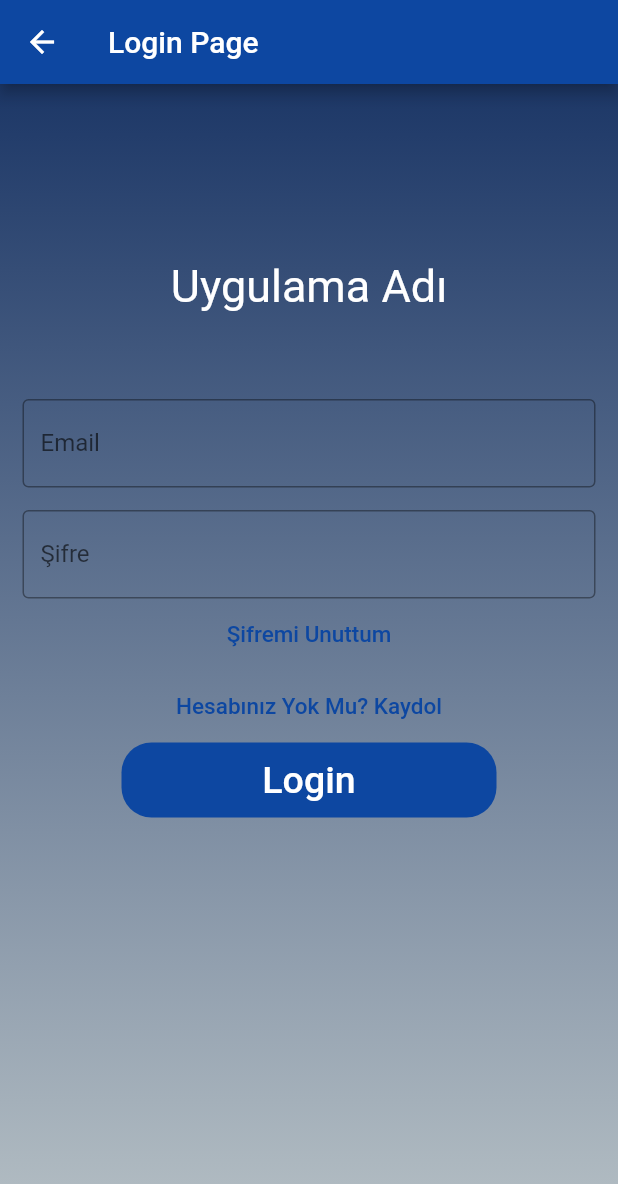
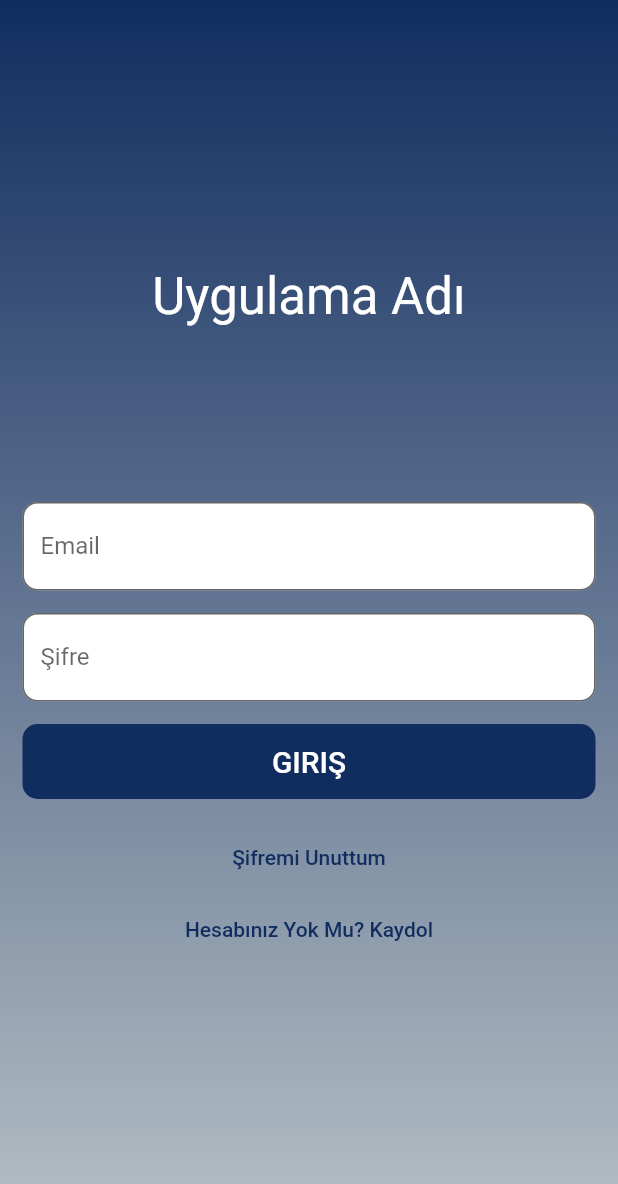
Before and after one commit to bernademir/Movie-Fragment, a Flutter app: the LoginView screen opened directly, on a phone screen of 412 x 824 dp. Shown: the top 1184 px of the screen. Run offline on Flutter 3.47's test engine with Material 2 defaults, Android fonts, the light colour scheme and no system bars.

Commit message:
final login page

```diff
--- a/lib/ui/view/loginView.dart
+++ b/lib/ui/view/loginView.dart
@@ -11,13 +11,11 @@ class LoginView extends StatefulWidget {
 class LoginViewState extends State<LoginView> {
   @override
   Widget build(BuildContext context) {
+    Color mainColor = Color(0xff112d60);
+    Color hintColor = Color(0xffB6C0C5);
     return ContainerGradient.bgGradient(
       Scaffold(
         backgroundColor: Colors.transparent,
-      appBar: AppBar(
-        title: Text("Login Page"),
-        backgroundColor: Colors.blue.shade900,
-      ),
         body: SingleChildScrollView(
           child: Column(
             children: <Widget>[
@@ -25,13 +23,16 @@ class LoginViewState extends State<LoginView> {
                 padding: const EdgeInsets.only(top: 60.0),
                 child: Center(
                   child: Container(
-                    width: 200,
-                    height: 150,
+                    width: MediaQuery.of(context).size.width,
+                    height: MediaQuery.of(context).size.height / 3,
                     child: Center(
                       child: Text(
                         "Uygulama Adı",
-                        style: TextStyle(color: Colors.white, fontSize: 30),
-                      )
+                        style: Theme.of(context)
+                            .textTheme
+                            .headline4!
+                            .copyWith(color: Colors.white),
+                      ),
                     ),
                   ),
                 ),
@@ -40,9 +41,14 @@ class LoginViewState extends State<LoginView> {
                 padding: EdgeInsets.symmetric(horizontal: 15),
                 child: TextField(
                   decoration: InputDecoration(
-                    border: OutlineInputBorder(),
+                    border: OutlineInputBorder(
+                      borderRadius: BorderRadius.circular(10.0),
+                    ),
                     labelText: 'Email',
-                    hintText: 'Email'
+                    hintText: 'Email',
+                    hintStyle: TextStyle(color: hintColor),
+                    fillColor: Colors.white,
+                    filled: true,
                   ),
                 ),
               ),
@@ -52,44 +58,60 @@ class LoginViewState extends State<LoginView> {
                 child: TextField(
                   obscureText: true,
                   decoration: InputDecoration(
-                    border: OutlineInputBorder(),
+                    border: OutlineInputBorder(
+                      borderRadius: BorderRadius.circular(10.0),
+                    ),
                     labelText: 'Şifre',
-                    hintText: 'Şifre'
-                  )
+                    hintText: 'Şifre',
+                    hintStyle: TextStyle(color: hintColor),
+                    fillColor: Colors.white,
+                    filled: true,
+                  ),
+                ),
+              ),
+              Container(
+                margin: EdgeInsets.all(15),
+                height: 50,
+                width: MediaQuery.of(context).size.width,
+                decoration: BoxDecoration(
+                  color: mainColor,
+                  borderRadius: BorderRadius.circular(10),
+                ),
+                child: TextButton(
+                  onPressed: () => {},
+                  child: Text(
+                    'Giriş'.toUpperCase(),
+                    style: Theme.of(context)
+                        .textTheme
+                        .headline6!
+                        .copyWith(color: Colors.white),
+                  ),
                 ),
               ),
               TextButton(
                 onPressed: () => {},
                 child: Text(
                   'Şifremi Unuttum',
-                style: TextStyle(color: Colors.blue.shade900, fontSize: 15),
+                  style: Theme.of(context)
+                      .textTheme
+                      .bodyText1!
+                      .copyWith(color: mainColor),
                 ),
               ),
               TextButton(
                 onPressed: () => {},
                 child: Text(
                   'Hesabınız Yok Mu? Kaydol',
-                style: TextStyle(color: Colors.blue.shade900, fontSize: 15)
-              )
+                  style: Theme.of(context)
+                      .textTheme
+                      .bodyText1!
+                      .copyWith(color: mainColor),
                 ),
-            Container(
-              height: 50,
-              width: 250,
-              decoration: BoxDecoration(
-                  color: Colors.blue.shade900, borderRadius: BorderRadius.circular(20)),
-              child: TextButton(
-                onPressed: () => {},
-                child: Text(
-                  'Login',
-                  style: TextStyle(color: Colors.white, fontSize: 25),
+              ),
+            ],
           ),
         ),
       ),
-
-          ],
-        ),
-      ),
-    )
     );
   }
 }
```
Lines whose indentation alone changed are shown as unchanged.
